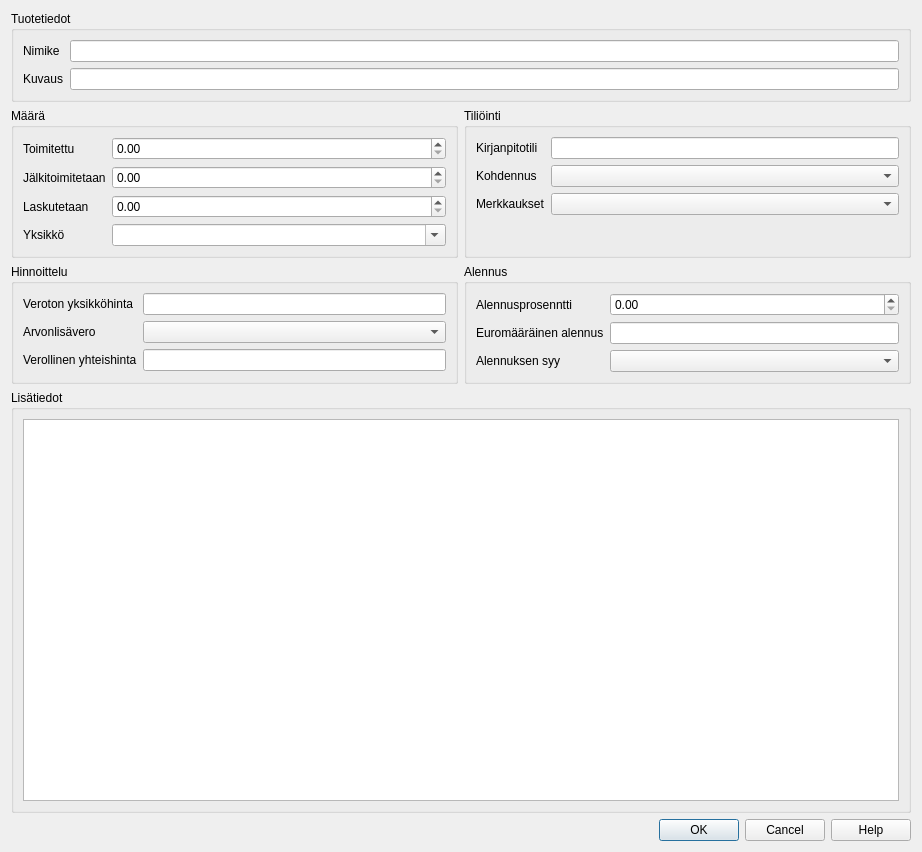
Old version of the form kitsas/laskutus/laskudlg/laskurividialogi.ui in the repository artoh/kitupiikki.
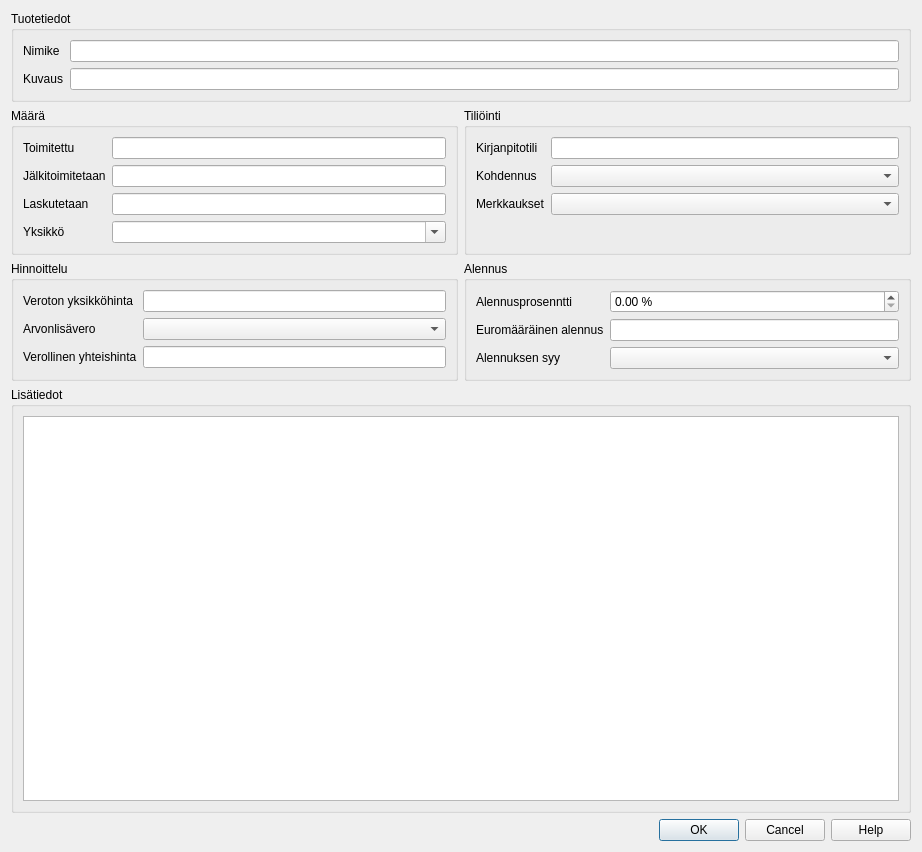
New version of the form. Custom widgets are drawn as their Qt base class.

Commit message: KpKplEdit kappalemäärien muokkaamiseen

What changed in the file:
```diff
--- a/kitsas/laskutus/laskudlg/laskurividialogi.ui
+++ b/kitsas/laskutus/laskudlg/laskurividialogi.ui
@@ -64,9 +64,6 @@
         </property>
        </widget>
       </item>
-      <item row="0" column="1">
-       <widget class="QDoubleSpinBox" name="doubleSpinBox_4"/>
-      </item>
       <item row="1" column="0">
        <widget class="QLabel" name="label_14">
         <property name="text">
@@ -74,9 +71,6 @@
         </property>
        </widget>
       </item>
-      <item row="1" column="1">
-       <widget class="QDoubleSpinBox" name="doubleSpinBox_3"/>
-      </item>
       <item row="2" column="0">
        <widget class="QLabel" name="label_3">
         <property name="text">
@@ -84,9 +78,6 @@
         </property>
        </widget>
       </item>
-      <item row="2" column="1">
-       <widget class="QDoubleSpinBox" name="doubleSpinBox_2"/>
-      </item>
       <item row="3" column="0">
        <widget class="QLabel" name="label_4">
         <property name="text">
@@ -101,6 +92,15 @@
         </property>
        </widget>
       </item>
+      <item row="0" column="1">
+       <widget class="KpKplEdit" name="toimitettuEdit"/>
+      </item>
+      <item row="1" column="1">
+       <widget class="KpKplEdit" name="jalkitoimitusEdit"/>
+      </item>
+      <item row="2" column="1">
+       <widget class="KpKplEdit" name="laskutetaanEdit"/>
+      </item>
      </layout>
     </widget>
    </item>
@@ -157,7 +157,7 @@
        </widget>
       </item>
       <item row="0" column="1">
-       <widget class="QLineEdit" name="lineEdit_3"/>
+       <widget class="KpEuroEdit" name="verotonEdit"/>
       </item>
       <item row="1" column="0">
        <widget class="QLabel" name="label_6">
@@ -177,7 +177,7 @@
        </widget>
       </item>
       <item row="2" column="1">
-       <widget class="QLineEdit" name="lineEdit_4"/>
+       <widget class="KpEuroEdit" name="verollinenEdit"/>
       </item>
      </layout>
     </widget>
@@ -196,7 +196,11 @@
        </widget>
       </item>
       <item row="0" column="1">
-       <widget class="QDoubleSpinBox" name="doubleSpinBox"/>
+       <widget class="QDoubleSpinBox" name="alennusSpin">
+        <property name="suffix">
+         <string> %</string>
+        </property>
+       </widget>
       </item>
       <item row="1" column="0">
        <widget class="QLabel" name="label_9">
@@ -206,7 +210,7 @@
        </widget>
       </item>
       <item row="1" column="1">
-       <widget class="QLineEdit" name="lineEdit_5"/>
+       <widget class="KpEuroEdit" name="euroAleEdit"/>
       </item>
       <item row="2" column="0">
        <widget class="QLabel" name="label_10">
@@ -245,6 +249,33 @@
    </item>
   </layout>
  </widget>
+ <customwidgets>
+  <customwidget>
+   <class>KpEuroEdit</class>
+   <extends>QLineEdit</extends>
+   <header location="global">tools/kpeuroedit.h</header>
+  </customwidget>
+  <customwidget>
+   <class>KohdennusCombo</class>
+   <extends>QComboBox</extends>
+   <header location="global">tools/kohdennuscombo.h</header>
+  </customwidget>
+  <customwidget>
+   <class>CheckCombo</class>
+   <extends>QComboBox</extends>
+   <header location="global">tools/checkcombo.h</header>
+  </customwidget>
+  <customwidget>
+   <class>TilinvalintaLine</class>
+   <extends>QLineEdit</extends>
+   <header>db/tilinvalintaline.h</header>
+  </customwidget>
+  <customwidget>
+   <class>KpKplEdit</class>
+   <extends>QLineEdit</extends>
+   <header location="global">tools/kpkpledit.h</header>
+  </customwidget>
+ </customwidgets>
  <resources/>
  <connections>
   <connection>
```
Left out of the diff: 16 changed lines with no effect on the pictures. The commit also changes 15 other files.
